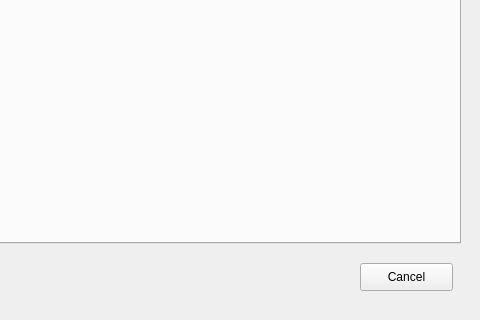
The window that obstacle_faa_dof_db/obstacle_faa_dof_db_dialog_base.ui (strpaw/ObstacleDatabase_FAA_DOF) describes before a commit, drawn with Qt 5; both pictures show x 550 to 1030 and y 257 to 577 of the 1030 by 577 pixel window.
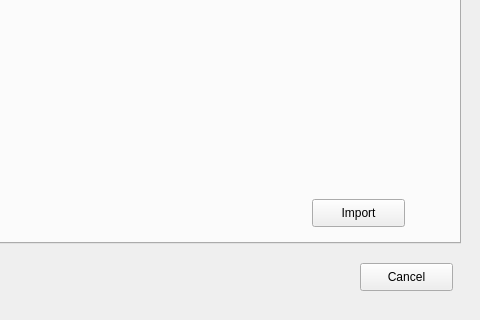
The same window after the commit. The open tabs and pages were chosen to show the change. Custom widgets are drawn as their Qt base class.

Commit message: Check import DOF attribute form

The edit to the form file:
```diff
--- a/obstacle_faa_dof_db/obstacle_faa_dof_db_dialog_base.ui
+++ b/obstacle_faa_dof_db/obstacle_faa_dof_db_dialog_base.ui
@@ -94,6 +94,19 @@
       <string>Show Import log</string>
      </property>
     </widget>
+    <widget class="QPushButton" name="pushButtonImportDOF">
+     <property name="geometry">
+      <rect>
+       <x>850</x>
+       <y>420</y>
+       <width>93</width>
+       <height>28</height>
+      </rect>
+     </property>
+     <property name="text">
+      <string>Import</string>
+     </property>
+    </widget>
    </widget>
    <widget class="QWidget" name="tab_2">
     <attribute name="title">
```
Left out of the diff: 4 changed lines with no effect on the pictures. The commit also changes 1 other file.
